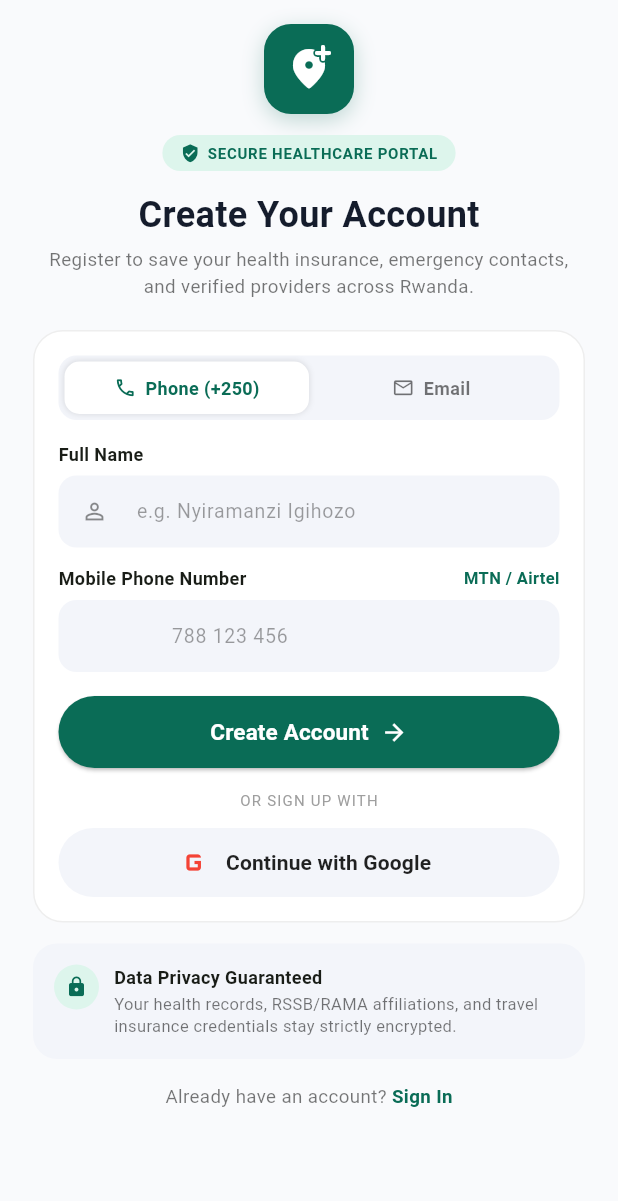
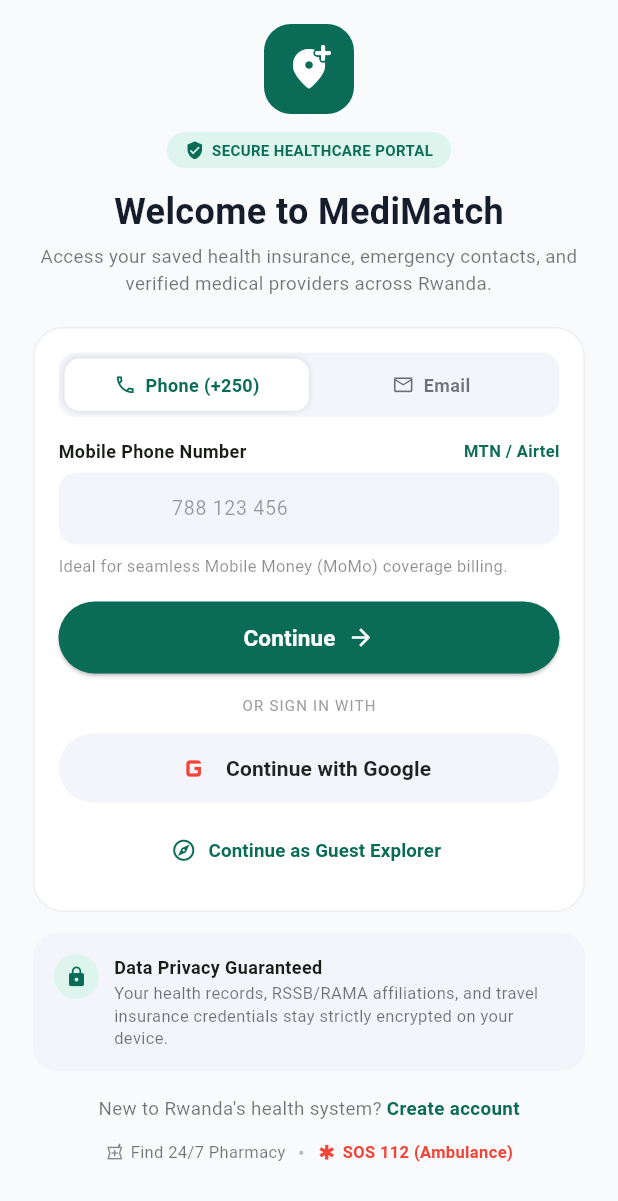
Before and after one commit to RobertNiyonkuru98/pharma_finder, a Flutter app: the screen it shows after launch, after a tap on "Get Started", on a phone screen of 412 x 824 dp. Shown: the top 1201 px of the screen. Run offline on Flutter 3.47's test engine with Material 3 defaults, Android fonts, the phone set to English and light mode, and no system bars; our stand-ins replace cloud_firestore, firebase_auth, firebase_core, flutter_bloc, flutter_dotenv, geocoding and 2 more; accounts and stored records are empty.

Commit message:
Implementing login screen with all login ways

```diff
--- /dev/null
+++ b/lib/screen/login_screen.dart
@@ -0,0 +1,362 @@
+import 'package:flutter/material.dart';
+import 'package:firebase_auth/firebase_auth.dart';
+import 'package:cloud_firestore/cloud_firestore.dart';
+import 'package:google_sign_in/google_sign_in.dart';
+import 'package:flutter_dotenv/flutter_dotenv.dart';
+import 'insurance_screen.dart';
+import '../signup_screen.dart';
+
+class LoginScreen extends StatefulWidget {
+  const LoginScreen({super.key});
+
+  @override
+  State<LoginScreen> createState() => _LoginScreenState();
+}
+
+class _LoginScreenState extends State<LoginScreen> {
+  static const _primary = Color(0xFF0A6C56);
+  static const _surface = Color(0xFFF3F5FA);
+
+  bool _isPhone = true;
+  bool _loading = false;
+  final _contactCtrl = TextEditingController();
+  final _passCtrl = TextEditingController();
+
+  @override
+  void dispose() {
+    _contactCtrl.dispose();
+    _passCtrl.dispose();
+    super.dispose();
+  }
+
+  void _msg(String t) => ScaffoldMessenger.of(context).showSnackBar(SnackBar(content: Text(t)));
+
+  void _goNext([String? welcome]) {
+    if (!mounted) return;
+    if (welcome != null) _msg(welcome);
+    Navigator.pushReplacement(context, MaterialPageRoute(builder: (_) => const InsuranceScreen()));
+  }
+
+// Signing In with Phone or Email
+  Future<void> _signIn() async {
+    final contact = _contactCtrl.text.trim();
+    if (contact.isEmpty) return _msg('Enter your ${_isPhone ? 'phone number' : 'email'}.');
+    setState(() => _loading = true);
+
+    try {
+      if (_isPhone) {
+        final phone = '+250${contact.replaceAll(' ', '')}';
+        await FirebaseAuth.instance.verifyPhoneNumber(
+          phoneNumber: phone,
+          verificationCompleted: (cred) async {
+            await FirebaseAuth.instance.signInWithCredential(cred);
+            _goNext('Welcome back to MediMatch!');
+          },
+          verificationFailed: (e) {
+            if (mounted) setState(() => _loading = false);
+            _msg('Phone Auth Error: ${e.message}');
+          },
+          codeSent: (verId, _) {
+            if (mounted) setState(() => _loading = false);
+            _showOtp(verId);
+          },
+          codeAutoRetrievalTimeout: (_) {},
+        );
+      } else {
+        await FirebaseAuth.instance.signInWithEmailAndPassword(
+          email: contact,
+          password: _passCtrl.text.trim(),
+        );
+        _goNext('Welcome back to MediMatch!');
+      }
+    } on FirebaseAuthException catch (e) {
+      _msg(e.message ?? 'Sign-in failed.');
+    } finally {
+      if (!_isPhone && mounted) setState(() => _loading = false);
+    }
+  }
+
+
+// Signing In with Google Account
+  Future<void> _signInWithGoogle() async {
+    setState(() => _loading = true);
+    try {
+      final webId = dotenv.env['GOOGLE_WEB_CLIENT_ID'] ?? '';
+      await GoogleSignIn.instance.initialize(serverClientId: webId);
+      final user = await GoogleSignIn.instance.authenticate();
+      final cred = GoogleAuthProvider.credential(idToken: user.authentication.idToken);
+      final res = await FirebaseAuth.instance.signInWithCredential(cred);
+
+      FirebaseFirestore.instance.collection('users').doc(res.user!.uid).set({
+        'fullName': res.user!.displayName ?? user.displayName ?? '',
+        'email': res.user!.email ?? user.email,
+        'lastLogin': FieldValue.serverTimestamp(),
+      }, SetOptions(merge: true)).catchError((e) => debugPrint('Firestore sync: $e'));
+
+      _goNext('Signed in with Google!');
+    } on GoogleSignInException catch (e) {
+      if (e.code != GoogleSignInExceptionCode.canceled) _msg('Google Sign-In failed: ${e.description}');
+    } catch (e) {
+      _msg('Google Sign-In error: $e');
+    } finally {
+      if (mounted) setState(() => _loading = false);
+    }
+  }
+
+// OTP Dialog for Phone Verification
+  void _showOtp(String verId) {
+    final otpCtrl = TextEditingController();
+    showDialog(
+      context: context,
+      barrierDismissible: false,
+      builder: (ctx) => AlertDialog(
+        title: const Text('Enter 6-Digit SMS Code'),
+        content: TextField(controller: otpCtrl, keyboardType: TextInputType.number, maxLength: 6),
+        actions: [
+          TextButton(onPressed: () => Navigator.pop(ctx), child: const Text('Cancel')),
+          ElevatedButton(
+            onPressed: () async {
+              Navigator.pop(ctx);
+              setState(() => _loading = true);
+              try {
+                final cred = PhoneAuthProvider.credential(verificationId: verId, smsCode: otpCtrl.text.trim());
+                await FirebaseAuth.instance.signInWithCredential(cred);
+                _goNext('Welcome back to MediMatch!');
+              } catch (_) {
+                if (mounted) setState(() => _loading = false);
+                _msg('Invalid OTP code.');
+              }
+            },
+            child: const Text('Verify'),
+          ),
+        ],
+      ),
+    );
+  }
+
+
+// Main Build Method
+  @override
+  Widget build(BuildContext context) {
+    return Scaffold(
+      backgroundColor: const Color(0xFFF9FAFC),
+      body: SafeArea(
+        child: SingleChildScrollView(
+          padding: const EdgeInsets.symmetric(horizontal: 22, vertical: 16),
+          child: Column(
+            children: [
+              Container(
+                padding: const EdgeInsets.all(14),
+                decoration: BoxDecoration(color: _primary, borderRadius: BorderRadius.circular(18)),
+                child: const Icon(Icons.add_location_alt_rounded, color: Colors.white, size: 32),
+              ),
+              const SizedBox(height: 12),
+              Container(
+                padding: const EdgeInsets.symmetric(horizontal: 12, vertical: 5),
+                decoration: BoxDecoration(color: const Color(0xFFDDF5EC), borderRadius: BorderRadius.circular(20)),
+                child: const Row(
+                  mainAxisSize: MainAxisSize.min,
+                  children: [
+                    Icon(Icons.verified_user, size: 13, color: _primary),
+                    SizedBox(width: 5),
+                    Text('SECURE HEALTHCARE PORTAL', style: TextStyle(fontSize: 10, fontWeight: FontWeight.bold, color: _primary)),
+                  ],
+                ),
+              ),
+
+              // Welcome Header
+              const SizedBox(height: 12),
+              const Text('Welcome to MediMatch', style: TextStyle(fontSize: 24, fontWeight: FontWeight.bold, color: Color(0xFF151C2C))),
+              const SizedBox(height: 4),
+              const Text(
+                'Access your saved health insurance, emergency contacts, and verified medical providers across Rwanda.',
+                textAlign: TextAlign.center,
+                style: TextStyle(fontSize: 12.5, color: Colors.black54, height: 1.4),
+              ),
+              const SizedBox(height: 20),
+              Container(
+                padding: const EdgeInsets.all(16),
+                decoration: BoxDecoration(color: Colors.white, borderRadius: BorderRadius.circular(20), border: Border.all(color: Colors.grey.shade200)),
+                child: Column(
+                  crossAxisAlignment: CrossAxisAlignment.start,
+                  children: [
+                    Container(
+                      padding: const EdgeInsets.all(4),
+                      decoration: BoxDecoration(color: _surface, borderRadius: BorderRadius.circular(12)),
+                      child: Row(
+                        children: [
+                          _tab('Phone (+250)', Icons.phone_outlined, _isPhone, () => setState(() => _isPhone = true)),
+                          _tab('Email', Icons.mail_outline, !_isPhone, () => setState(() => _isPhone = false)),
+                        ],
+                      ),
+                    ),
+                    const SizedBox(height: 14),
+                    Row(
+                      mainAxisAlignment: MainAxisAlignment.spaceBetween,
+                      children: [
+                        Text(_isPhone ? 'Mobile Phone Number' : 'Email Address', style: const TextStyle(fontSize: 12, fontWeight: FontWeight.w600)),
+                        if (_isPhone) const Text('MTN / Airtel', style: TextStyle(fontSize: 11, color: _primary, fontWeight: FontWeight.w600)),
+                      ],
+                    ),
+                    const SizedBox(height: 6),
+                    _field(
+                      ctrl: _contactCtrl,
+                      hint: _isPhone ? '788 123 456' : 'name@gmail.com',
+                      prefix: _isPhone ? '🇷🇼 +250  ' : null,
+                      icon: _isPhone ? null : Icons.alternate_email,
+                      type: _isPhone ? TextInputType.phone : TextInputType.emailAddress,
+                    ),
+                    if (!_isPhone) ...[
+                      const SizedBox(height: 12),
+                      const Text('Password', style: TextStyle(fontSize: 12, fontWeight: FontWeight.w600)),
+                      const SizedBox(height: 6),
+                      _field(ctrl: _passCtrl, hint: 'Enter your password', icon: Icons.lock_outline, obscure: true),
+                    ] else
+                      const Padding(
+                        padding: EdgeInsets.only(top: 6),
+                        child: Text('Ideal for seamless Mobile Money (MoMo) coverage billing.', style: TextStyle(fontSize: 11, color: Colors.black45)),
+                      ),
+                    const SizedBox(height: 16),
+                    SizedBox(
+                      width: double.infinity,
+                      height: 48,
+                      child: ElevatedButton(
+                        style: ElevatedButton.styleFrom(backgroundColor: _primary, shape: RoundedRectangleBorder(borderRadius: BorderRadius.circular(24))),
+                        onPressed: _loading ? null : _signIn,
+                        child: _loading
+                            ? const SizedBox(height: 20, width: 20, child: CircularProgressIndicator(color: Colors.white, strokeWidth: 2))
+                            : const Row(
+                                mainAxisAlignment: MainAxisAlignment.center,
+                                children: [
+                                  Text('Continue', style: TextStyle(color: Colors.white, fontWeight: FontWeight.bold, fontSize: 15)),
+                                  SizedBox(width: 8),
+                                  Icon(Icons.arrow_forward, color: Colors.white, size: 18),
+                                ],
+                              ),
+                      ),
+                    ),
+
+                    // Signing In using Google Account UI
+                    const SizedBox(height: 14),
+                    const Center(child: Text('OR SIGN IN WITH', style: TextStyle(fontSize: 10, color: Colors.grey, letterSpacing: 0.8))),
+                    const SizedBox(height: 12),
+                    SizedBox(
+                      width: double.infinity,
+                      height: 46,
+                      child: OutlinedButton.icon(
+                        style: OutlinedButton.styleFrom(backgroundColor: _surface, side: BorderSide.none, shape: RoundedRectangleBorder(borderRadius: BorderRadius.circular(24))),
+                        onPressed: _loading ? null : _signInWithGoogle,
+                        icon: const Icon(Icons.g_mobiledata, color: Colors.red, size: 26),
+                        label: const Text('Continue with Google', style: TextStyle(color: Colors.black87, fontWeight: FontWeight.w600)),
+                      ),
+                    ),
+
+                    // Continue As Guest
+                    const SizedBox(height: 8),
+                    Center(
+                      child: TextButton.icon(
+                        onPressed: _loading ? null : () => _goNext('Exploring as Guest'),
+                        icon: const Icon(Icons.explore_outlined, size: 17, color: _primary),
+                        label: const Text('Continue as Guest Explorer', style: TextStyle(color: _primary, fontWeight: FontWeight.w600, fontSize: 12.5)),
+                      ),
+                    ),
+                  ],
+                ),
+              ),
+              const SizedBox(height: 14),
+              Container(
+                padding: const EdgeInsets.all(14),
+                decoration: BoxDecoration(color: _surface, borderRadius: BorderRadius.circular(16)),
+                child: const Row(
+                  crossAxisAlignment: CrossAxisAlignment.start,
+                  children: [
+                    CircleAvatar(radius: 15, backgroundColor: Color(0xFFDDF5EC), child: Icon(Icons.lock, size: 15, color: _primary)),
+                    SizedBox(width: 10),
+                    Expanded(
+                      child: Column(
+                        crossAxisAlignment: CrossAxisAlignment.start,
+                        children: [
+                          Text('Data Privacy Guaranteed', style: TextStyle(fontSize: 12, fontWeight: FontWeight.bold)),
+                          SizedBox(height: 2),
+                          Text('Your health records, RSSB/RAMA affiliations, and travel insurance credentials stay strictly encrypted on your device.',
+                              style: TextStyle(fontSize: 11, color: Colors.black54, height: 1.35)),
+                        ],
+                      ),
+                    ),
+                  ],
+                ),
+              ),
+              const SizedBox(height: 16),
+              Row(
+                mainAxisAlignment: MainAxisAlignment.center,
+                children: [
+                  const Text("New to Rwanda's health system? ", style: TextStyle(fontSize: 12.5, color: Colors.black54)),
+                  GestureDetector(
+                    onTap: () => Navigator.push(context, MaterialPageRoute(builder: (_) => const SignUpScreen())),
+                    child: const Text('Create account', style: TextStyle(fontSize: 12.5, color: _primary, fontWeight: FontWeight.bold)),
+                  ),
+                ],
+              ),
+              const SizedBox(height: 10),
+              const Row(
+                mainAxisAlignment: MainAxisAlignment.center,
+                children: [
+                  Icon(Icons.local_pharmacy_outlined, size: 13, color: Colors.black45),
+                  SizedBox(width: 4),
+                  Text('Find 24/7 Pharmacy', style: TextStyle(fontSize: 11, color: Colors.black54)),
+                  Padding(padding: EdgeInsets.symmetric(horizontal: 8), child: Text('•', style: TextStyle(color: Colors.black26))),
+                  Icon(Icons.emergency, size: 13, color: Colors.red),
+                  SizedBox(width: 4),
+                  Text('SOS 112 (Ambulance)', style: TextStyle(fontSize: 11, color: Colors.red, fontWeight: FontWeight.w600)),
+                ],
+              ),
+            ],
+          ),
+        ),
+      ),
+    );
+  }
+
+// Tab Widget for Phone/Email Selection
+  Widget _tab(String label, IconData icon, bool active, VoidCallback onTap) => Expanded(
+        child: GestureDetector(
+          onTap: onTap,
+          child: Container(
+            padding: const EdgeInsets.symmetric(vertical: 9),
+            decoration: BoxDecoration(
+              color: active ? Colors.white : Colors.transparent,
+              borderRadius: BorderRadius.circular(10),
+              boxShadow: active ? [const BoxShadow(color: Colors.black12, blurRadius: 3)] : null,
+            ),
+            child: Row(
+              mainAxisAlignment: MainAxisAlignment.center,
+              children: [
+                Icon(icon, size: 15, color: active ? _primary : Colors.black54),
+                const SizedBox(width: 6),
+                Text(label, style: TextStyle(fontSize: 12, fontWeight: FontWeight.w600, color: active ? _primary : Colors.black54)),
+              ],
+            ),
+          ),
+        ),
+      );
+
+// Input Field Widget
+  Widget _field({required TextEditingController ctrl, required String hint, IconData? icon, String? prefix, bool obscure = false, TextInputType? type}) =>
+      TextField(
+        controller: ctrl,
+        obscureText: obscure,
+        keyboardType: type,
+        style: const TextStyle(fontSize: 13.5),
+        decoration: InputDecoration(
+          hintText: hint,
+          hintStyle: const TextStyle(color: Colors.black38, fontSize: 13),
+          prefixIcon: icon != null ? Icon(icon, size: 18, color: Colors.black45) : null,
+          prefixText: prefix,
+          prefixStyle: const TextStyle(fontWeight: FontWeight.bold, color: Colors.black87, fontSize: 13),
+          filled: true,
+          fillColor: _surface,
+          contentPadding: const EdgeInsets.symmetric(horizontal: 14, vertical: 13),
+          border: OutlineInputBorder(borderRadius: BorderRadius.circular(12), borderSide: BorderSide.none),
+        ),
+      );
+}
--- a/lib/screen/onboarding_screen.dart
+++ b/lib/screen/onboarding_screen.dart
@@ -1,7 +1,7 @@
 import 'package:flutter/material.dart';
 import '../location/live_location.dart';
 import 'package:flutter_bloc/flutter_bloc.dart';
-import '../signup_screen.dart';
+import 'login_screen.dart';
 
 class OnboardingScreen extends StatelessWidget {
   const OnboardingScreen({super.key});
@@ -140,7 +140,7 @@ class OnboardingScreen extends StatelessWidget {
                 onPressed: () {
                   Navigator.push(
                     context,
-                    MaterialPageRoute(builder: (context) => const SignUpScreen()),
+                    MaterialPageRoute(builder: (context) => const LoginScreen()),
                   );
                 },
                 child: const Row(
--- a/lib/signup_screen.dart
+++ b/lib/signup_screen.dart
@@ -4,6 +4,7 @@ import 'package:cloud_firestore/cloud_firestore.dart';
 import 'package:google_sign_in/google_sign_in.dart';
 import 'package:flutter_dotenv/flutter_dotenv.dart';
 import '../screen/insurance_screen.dart';
+import '../screen/login_screen.dart';
 
 class SignUpScreen extends StatefulWidget {
   const SignUpScreen({super.key});
```
